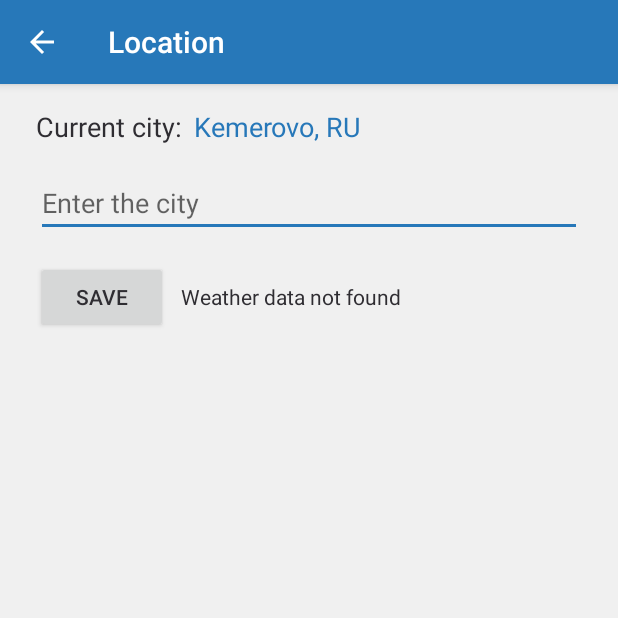
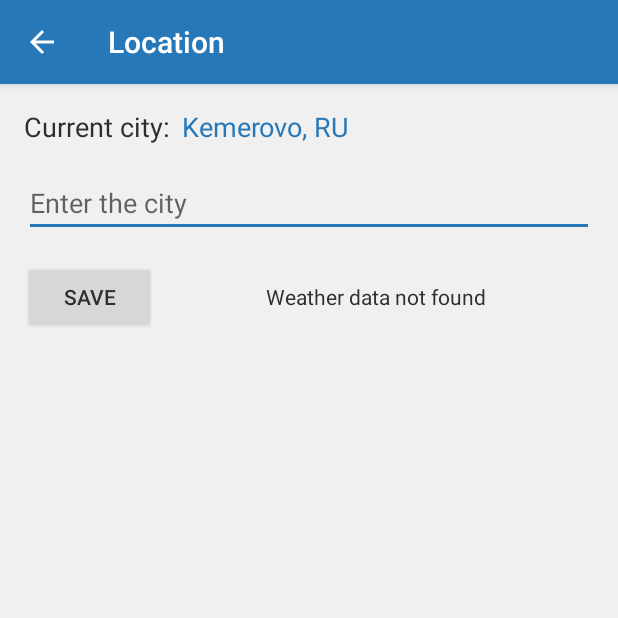
Before and after one commit to kat3n0t/clothing-and-weather-premium, an Android app: the LocationActivity screen opened directly, with no data from a screen before it, after a tap on "SAVE", on a phone screen of 412 x 824 dp, the top half of it. Run offline under Robolectric (Android 15) with nearby library versions, the phone set to English and light mode, and no system bars.

Commit message:
fix: изменена разметка страницы местоположения

```diff
--- a/app/build.gradle
+++ b/app/build.gradle
@@ -33,6 +33,7 @@ dependencies {
     implementation "androidx.core:core-ktx:$androidxVersion"
     implementation "com.github.bumptech.glide:glide:4.11.0"
     implementation "androidx.constraintlayout:constraintlayout:1.1.3"
+    implementation 'androidx.recyclerview:recyclerview:1.1.0'
 
     kapt "com.github.moxy-community:moxy-compiler:$moxyVersion"
     implementation "com.github.moxy-community:moxy-app-compat:$moxyVersion"
--- a/app/src/main/java/devcom/premium/clothingandweather/LocationActivity.kt
+++ b/app/src/main/java/devcom/premium/clothingandweather/LocationActivity.kt
@@ -13,16 +13,12 @@ class LocationActivity : AppCompatActivity() {
     override fun onCreate(savedInstanceState: Bundle?) {
         super.onCreate(savedInstanceState)
         setContentView(R.layout.activity_location)
-        setupActionBar()
-    }
-
-    private fun setupActionBar() {
-        val actionBar = supportActionBar
-        actionBar?.setDisplayHomeAsUpEnabled(true)
+        supportActionBar?.setDisplayHomeAsUpEnabled(true)
     }
 
     override fun onStart() {
         super.onStart()
+        btnCheck.setOnClickListener { onSaveLocation() }
         showCurrentCity()
     }
 
@@ -36,23 +32,31 @@ class LocationActivity : AppCompatActivity() {
         return super.onOptionsItemSelected(item)
     }
 
+    /**
+     * Отображает текущий город
+     */
     private fun showCurrentCity() {
         val sharedPref = PreferenceManager.getDefaultSharedPreferences(this)
         val city = sharedPref.getString("city", "Kemerovo, RU")
-        textViewActiveCity.text = city
+        tvActiveCity.text = city
     }
 
-    // Обрабатываем нажатие на кнопку сохранения
-    fun onSaveLocation(@Suppress("UNUSED_PARAMETER") view: View) {
-        textViewCheck.visibility = View.GONE
-        val text = editTextCity.text.toString()
+    /**
+     * Обрабатывает нажатие на кнопку сохранения
+     */
+    private fun onSaveLocation() {
+        tvCheck.visibility = View.GONE
+        val text = etCity.text.toString()
         if (text != "") {
             val sharedPref = PreferenceManager.getDefaultSharedPreferences(this)
             sharedPref.edit().putString("city", transformTextFirstCharToUpperCase(text)).apply()
             showCurrentCity()
-        } else textViewCheck.visibility = View.VISIBLE
+        } else tvCheck.visibility = View.VISIBLE
     }
 
+    /**
+     * Делает первую букву текста заглавной
+     */
     private fun transformTextFirstCharToUpperCase(text: String) = if (text != "") {
         text.substring(0, 1).toUpperCase() + text.substring(1)
     } else ""
--- a/app/src/main/res/layout/activity_location.xml
+++ b/app/src/main/res/layout/activity_location.xml
@@ -1,73 +1,81 @@
 <?xml version="1.0" encoding="utf-8"?>
-<androidx.constraintlayout.widget.ConstraintLayout
-    xmlns:android="http://schemas.android.com/apk/res/android"
+<androidx.constraintlayout.widget.ConstraintLayout xmlns:android="http://schemas.android.com/apk/res/android"
     xmlns:app="http://schemas.android.com/apk/res-auto"
     xmlns:tools="http://schemas.android.com/tools"
     android:layout_width="match_parent"
     android:layout_height="match_parent"
     tools:context="devcom.premium.clothingandweather.LocationActivity">
 
+    <LinearLayout
+        android:layout_width="match_parent"
+        android:layout_height="match_parent"
+        android:layout_marginStart="16dp"
+        android:layout_marginTop="16dp"
+        android:layout_marginEnd="16dp"
+        android:orientation="vertical">
+
+        <RelativeLayout
+            android:id="@+id/rlCityInfo"
+            android:layout_width="match_parent"
+            android:layout_height="wrap_content">
+
             <TextView
-        android:id="@+id/textViewCurrent"
+                android:id="@+id/tvCurrentCity"
                 android:layout_width="wrap_content"
                 android:layout_height="wrap_content"
-        android:layout_marginStart="24dp"
-        android:layout_marginTop="16dp"
+                android:layout_centerVertical="true"
                 android:text="@string/cur_city"
-        android:textSize="18sp"
-        app:layout_constraintStart_toStartOf="parent"
-        app:layout_constraintTop_toTopOf="parent" />
+                android:textSize="18sp" />
 
             <TextView
-        android:id="@+id/textViewActiveCity"
-        android:layout_width="wrap_content"
+                android:id="@+id/tvActiveCity"
+                android:layout_width="match_parent"
                 android:layout_height="wrap_content"
                 android:layout_marginStart="8dp"
-        android:layout_marginTop="16dp"
-        android:text=""
+                android:layout_toEndOf="@+id/tvCurrentCity"
+                android:gravity="center_vertical"
                 android:textColor="@color/colorPrimary"
-        android:textSize="18sp"
-        app:layout_constraintStart_toEndOf="@+id/textViewCurrent"
-        app:layout_constraintTop_toTopOf="parent" />
+                android:textSize="18sp" />
+        </RelativeLayout>
 
         <EditText
-        android:id="@+id/editTextCity"
+            android:id="@+id/etCity"
             android:layout_width="match_parent"
             android:layout_height="wrap_content"
-        android:layout_marginStart="24dp"
             android:layout_marginTop="16dp"
-        android:layout_marginEnd="24dp"
             android:dropDownWidth="match_parent"
             android:dropDownHeight="wrap_content"
             android:hint="@string/city_hint"
-        android:inputType="textCapWords|textAutoCorrect|textPostalAddress"
-        app:layout_constraintEnd_toEndOf="parent"
-        app:layout_constraintStart_toStartOf="parent"
             android:importantForAutofill="no"
-        app:layout_constraintTop_toBottomOf="@id/textViewCurrent"
-        tools:targetApi="o" />
+            android:inputType="textCapWords|textAutoCorrect|textPostalAddress" />
+
+        <androidx.constraintlayout.widget.ConstraintLayout
+            android:layout_width="match_parent"
+            android:layout_height="wrap_content"
+            android:layout_marginTop="16dp">
 
             <Button
                 android:id="@+id/btnCheck"
                 android:layout_width="wrap_content"
                 android:layout_height="wrap_content"
-        android:layout_marginTop="16dp"
-        android:onClick="onSaveLocation"
                 android:text="@string/save"
-        app:layout_constraintStart_toStartOf="@+id/editTextCity"
-        app:layout_constraintTop_toBottomOf="@+id/editTextCity" />
+                app:layout_constraintStart_toStartOf="parent"
+                app:layout_constraintTop_toTopOf="parent" />
 
             <TextView
-        android:id="@+id/textViewCheck"
-        android:layout_width="wrap_content"
+                android:id="@+id/tvCheck"
+                android:layout_width="0dp"
                 android:layout_height="wrap_content"
                 android:layout_marginStart="8dp"
+                android:layout_marginEnd="8dp"
                 android:text="@string/weather_data_not_found"
                 android:textAlignment="center"
                 android:textAllCaps="false"
                 android:textSize="14sp"
                 android:visibility="invisible"
                 app:layout_constraintBaseline_toBaselineOf="@+id/btnCheck"
-        app:layout_constraintStart_toEndOf="@id/btnCheck" />
-
+                app:layout_constraintEnd_toEndOf="parent"
+                app:layout_constraintStart_toEndOf="@+id/btnCheck" />
         </androidx.constraintlayout.widget.ConstraintLayout>
+    </LinearLayout>
+</androidx.constraintlayout.widget.ConstraintLayout>
```
Lines whose indentation alone changed are shown as unchanged.
